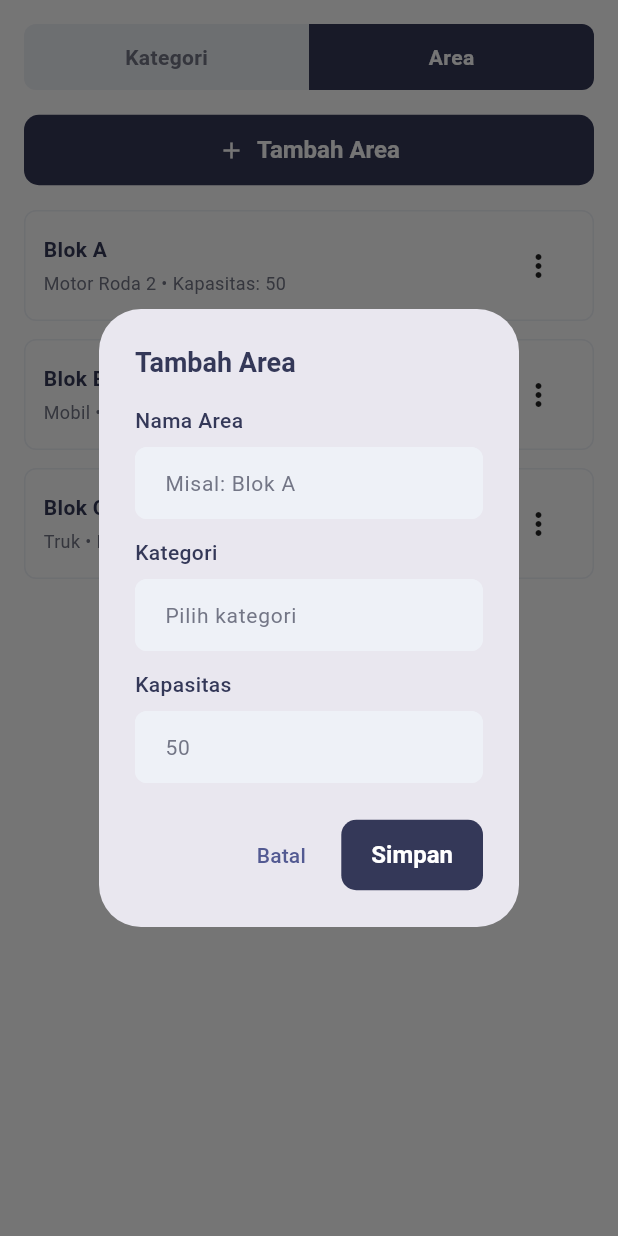
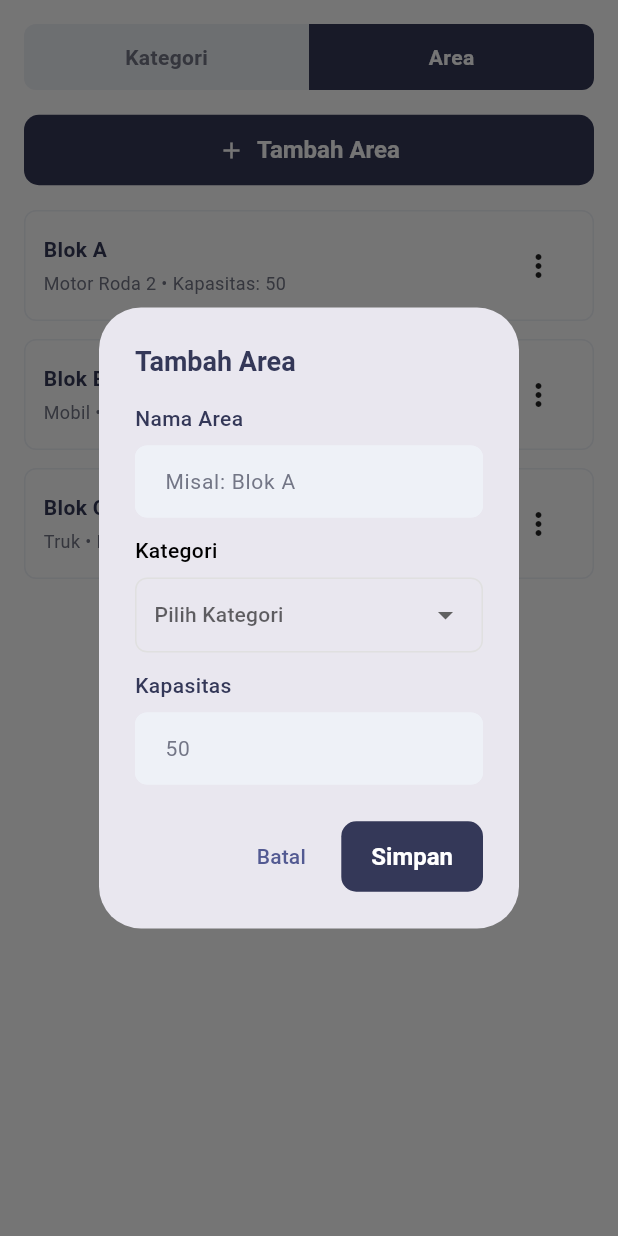
Before and after one commit to abimanyupewe/module_parking_app, a Flutter app: the AdminMasterDataSection widget shown alone on an empty page, opened directly, after a tap on "Area", after a tap on "Tambah Area", on a phone screen of 412 x 824 dp. Run offline on Flutter 3.47's test engine with Material 3 defaults, Android fonts, the phone set to English and light mode, and no system bars; our stand-ins replace pdf, printing, shared_preferences, sqflite, sqflite_common_ffi; missing offline and left inert: bcrypt; accounts and stored records are empty.

Commit message:
feat(admin): ubah kategori di area form menjadi dropdown dari kategori yang sudah ada untuk meminimalisir typo

```diff
--- a/lib/features/admin/widgets/admin_master_data_section.dart
+++ b/lib/features/admin/widgets/admin_master_data_section.dart
@@ -12,17 +12,18 @@ class AdminMasterDataSection extends StatefulWidget {
 
 class _AdminMasterDataSectionState extends State<AdminMasterDataSection> {
   int _selectedTabIndex = 0;
+  String? _selectedKategoriId;
 
   final List<Map<String, dynamic>> _kategori = [
-    {'id': 1, 'nama': 'Motor Roda 2', 'tarif': 2000},
-    {'id': 2, 'nama': 'Mobil', 'tarif': 5000},
-    {'id': 3, 'nama': 'Truk', 'tarif': 10000},
+    {'id': '1', 'nama': 'Motor Roda 2', 'tarif': 2000},
+    {'id': '2', 'nama': 'Mobil', 'tarif': 5000},
+    {'id': '3', 'nama': 'Truk', 'tarif': 10000},
   ];
 
   final List<Map<String, dynamic>> _area = [
-    {'id': 1, 'nama': 'Blok A', 'kategori': 'Motor Roda 2', 'kapasitas': 50},
-    {'id': 2, 'nama': 'Blok B', 'kategori': 'Mobil', 'kapasitas': 30},
-    {'id': 3, 'nama': 'Blok C', 'kategori': 'Truk', 'kapasitas': 10},
+    {'id': 1, 'nama': 'Blok A', 'kategoriId': '1', 'kapasitas': 50},
+    {'id': 2, 'nama': 'Blok B', 'kategoriId': '2', 'kapasitas': 30},
+    {'id': 3, 'nama': 'Blok C', 'kategoriId': '3', 'kapasitas': 10},
   ];
 
   @override
@@ -219,7 +220,7 @@ class _AdminMasterDataSectionState extends State<AdminMasterDataSection> {
                           ),
                           const SizedBox(height: 4),
                           Text(
-                            '${ar['kategori']} • Kapasitas: ${ar['kapasitas']}',
+                            '${_getKategoriNama(ar['kategoriId'])} • Kapasitas: ${ar['kapasitas']}',
                             style: const TextStyle(
                               fontSize: 12,
                               color: AppColors.inactive,
@@ -292,9 +293,12 @@ class _AdminMasterDataSectionState extends State<AdminMasterDataSection> {
   }
 
   void _showAreaDialog(Map<String, dynamic>? data) {
+    _selectedKategoriId = data?['kategoriId'];
+
     showDialog(
       context: context,
-      builder: (context) => AlertDialog(
+      builder: (context) => StatefulBuilder(
+        builder: (context, setDialogState) => AlertDialog(
           title: Text(data == null ? 'Tambah Area' : 'Edit Area'),
           content: Column(
             mainAxisSize: MainAxisSize.min,
@@ -305,11 +309,40 @@ class _AdminMasterDataSectionState extends State<AdminMasterDataSection> {
                 initialValue: data?['nama'],
               ),
               const SizedBox(height: 12),
-            CustomTextField(
-              label: 'Kategori',
-              hint: 'Pilih kategori',
-              initialValue: data?['kategori'],
-              readOnly: true,
+              // Kategori Dropdown
+              Column(
+                crossAxisAlignment: CrossAxisAlignment.start,
+                children: [
+                  const Text(
+                    'Kategori',
+                    style: TextStyle(fontSize: 14, fontWeight: FontWeight.w500),
+                  ),
+                  const SizedBox(height: 8),
+                  Container(
+                    padding: const EdgeInsets.symmetric(horizontal: 12),
+                    decoration: BoxDecoration(
+                      border: Border.all(color: AppColors.border),
+                      borderRadius: BorderRadius.circular(8),
+                    ),
+                    child: DropdownButton<String?>(
+                      value: _selectedKategoriId,
+                      isExpanded: true,
+                      underline: const SizedBox(),
+                      hint: const Text('Pilih Kategori'),
+                      items: _kategori.map((kat) {
+                        return DropdownMenuItem<String?>(
+                          value: kat['id'] as String,
+                          child: Text(kat['nama'] as String),
+                        );
+                      }).toList(),
+                      onChanged: (value) {
+                        setDialogState(() {
+                          _selectedKategoriId = value;
+                        });
+                      },
+                    ),
+                  ),
+                ],
               ),
               const SizedBox(height: 12),
               CustomTextField(
@@ -327,6 +360,14 @@ class _AdminMasterDataSectionState extends State<AdminMasterDataSection> {
             ),
             ElevatedButton(
               onPressed: () {
+                if (_selectedKategoriId == null) {
+                  ScaffoldMessenger.of(context).showSnackBar(
+                    const SnackBar(
+                      content: Text('Pilih kategori terlebih dahulu'),
+                    ),
+                  );
+                  return;
+                }
                 Navigator.pop(context);
                 ScaffoldMessenger.of(context).showSnackBar(
                   const SnackBar(content: Text('Data area disimpan')),
@@ -335,6 +376,7 @@ class _AdminMasterDataSectionState extends State<AdminMasterDataSection> {
               child: const Text('Simpan'),
             ),
           ],
+        ),
       ),
     );
   }
@@ -356,4 +398,14 @@ class _AdminMasterDataSectionState extends State<AdminMasterDataSection> {
       context,
     ).showSnackBar(const SnackBar(content: Text('Area dihapus')));
   }
+
+  /// Get kategori nama by kategori id
+  String _getKategoriNama(String kategoriId) {
+    try {
+      return _kategori.firstWhere((kat) => kat['id'] == kategoriId)['nama'] ??
+          'Unknown';
+    } catch (e) {
+      return 'Unknown';
     }
+  }
+}
```
Lines whose indentation alone changed are shown as unchanged.
